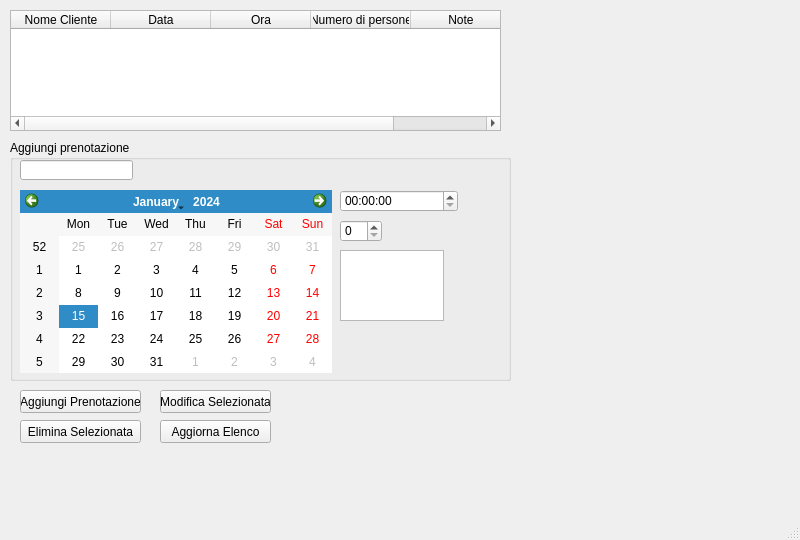
ritataa/ParthenoPub, file gui/designer/pub/gestione_prenotazioni.ui: the form before one commit.
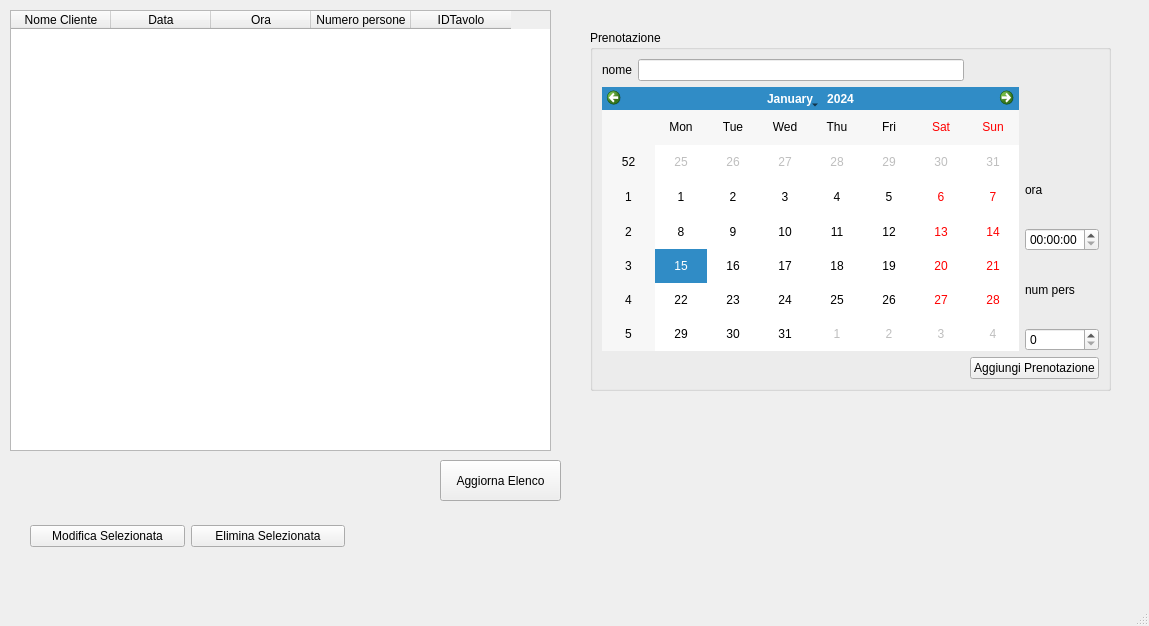
The form after the commit.

Patch:
```diff
--- a/gui/designer/pub/gestione_prenotazioni.ui
+++ b/gui/designer/pub/gestione_prenotazioni.ui
@@ -6,8 +6,8 @@
    <rect>
     <x>0</x>
     <y>0</y>
-    <width>800</width>
-    <height>540</height>
+    <width>1149</width>
+    <height>626</height>
    </rect>
   </property>
   <property name="windowTitle">
@@ -19,8 +19,8 @@
      <rect>
       <x>10</x>
       <y>10</y>
-      <width>491</width>
-      <height>121</height>
+      <width>541</width>
+      <height>441</height>
      </rect>
     </property>
     <column>
@@ -40,130 +40,109 @@
     </column>
     <column>
      <property name="text">
-      <string>Numero di persone</string>
+      <string>Numero persone</string>
      </property>
     </column>
     <column>
      <property name="text">
-      <string>Note</string>
+      <string>IDTavolo</string>
      </property>
     </column>
    </widget>
    <widget class="QGroupBox" name="groupBox">
     <property name="geometry">
      <rect>
-      <x>10</x>
-      <y>140</y>
-      <width>501</width>
-      <height>241</height>
+      <x>590</x>
+      <y>30</y>
+      <width>521</width>
+      <height>361</height>
      </rect>
     </property>
     <property name="title">
-     <string>Aggiungi prenotazione</string>
+     <string>Prenotazione</string>
     </property>
-    <widget class="QLineEdit" name="lineEdit">
-     <property name="geometry">
-      <rect>
-       <x>10</x>
-       <y>20</y>
-       <width>113</width>
-       <height>20</height>
-      </rect>
-     </property>
-    </widget>
-    <widget class="QCalendarWidget" name="calendarWidget">
-     <property name="geometry">
-      <rect>
-       <x>10</x>
-       <y>50</y>
-       <width>312</width>
-       <height>183</height>
-      </rect>
-     </property>
-    </widget>
-    <widget class="QTimeEdit" name="timeEdit">
-     <property name="geometry">
-      <rect>
-       <x>330</x>
-       <y>50</y>
-       <width>118</width>
-       <height>22</height>
-      </rect>
-     </property>
-    </widget>
-    <widget class="QSpinBox" name="spinBox">
-     <property name="geometry">
-      <rect>
-       <x>330</x>
-       <y>80</y>
-       <width>42</width>
-       <height>22</height>
-      </rect>
-     </property>
-    </widget>
-    <widget class="QTextEdit" name="textEdit">
-     <property name="geometry">
-      <rect>
-       <x>330</x>
-       <y>110</y>
-       <width>104</width>
-       <height>71</height>
-      </rect>
-     </property>
-    </widget>
+    <layout class="QGridLayout" name="gridLayout">
+     <item row="4" column="3">
+      <widget class="QLabel" name="label_numpers">
+       <property name="text">
+        <string>num pers</string>
+       </property>
+      </widget>
+     </item>
+     <item row="5" column="3">
+      <widget class="QSpinBox" name="spinBox_numpers"/>
+     </item>
+     <item row="6" column="2" colspan="2">
+      <widget class="QPushButton" name="pushButton_aggPrenotaz">
+       <property name="text">
+        <string>Aggiungi Prenotazione</string>
+       </property>
+      </widget>
+     </item>
+     <item row="0" column="1">
+      <widget class="QLineEdit" name="lineEdit_nome"/>
+     </item>
+     <item row="1" column="0" rowspan="5" colspan="3">
+      <widget class="QCalendarWidget" name="calendarWidget"/>
+     </item>
+     <item row="0" column="0">
+      <widget class="QLabel" name="label_nome">
+       <property name="text">
+        <string>nome</string>
+       </property>
+      </widget>
+     </item>
+     <item row="3" column="3">
+      <widget class="QTimeEdit" name="timeEdit_ora"/>
+     </item>
+     <item row="2" column="3">
+      <widget class="QLabel" name="label_ora">
+       <property name="text">
+        <string>ora</string>
+       </property>
+      </widget>
+     </item>
+    </layout>
    </widget>
    <widget class="QPushButton" name="pushButton">
     <property name="geometry">
      <rect>
-      <x>20</x>
-      <y>390</y>
+      <x>440</x>
+      <y>460</y>
       <width>121</width>
-      <height>23</height>
-     </rect>
-    </property>
-    <property name="text">
-     <string>Aggiungi Prenotazione</string>
-    </property>
-   </widget>
-   <widget class="QPushButton" name="pushButton_2">
-    <property name="geometry">
-     <rect>
-      <x>20</x>
-      <y>420</y>
-      <width>121</width>
-      <height>23</height>
-     </rect>
-    </property>
-    <property name="text">
-     <string>Elimina Selezionata</string>
-    </property>
-   </widget>
-   <widget class="QPushButton" name="pushButton_3">
-    <property name="geometry">
-     <rect>
-      <x>160</x>
-      <y>390</y>
-      <width>111</width>
-      <height>23</height>
-     </rect>
-    </property>
-    <property name="text">
-     <string>Modifica Selezionata</string>
-    </property>
-   </widget>
-   <widget class="QPushButton" name="pushButton_4">
-    <property name="geometry">
-     <rect>
-      <x>160</x>
-      <y>420</y>
-      <width>111</width>
-      <height>23</height>
+      <height>41</height>
      </rect>
     </property>
     <property name="text">
      <string>Aggiorna Elenco</string>
     </property>
    </widget>
+   <widget class="QWidget" name="">
+    <property name="geometry">
+     <rect>
+      <x>30</x>
+      <y>520</y>
+      <width>315</width>
+      <height>32</height>
+     </rect>
+    </property>
+    <layout class="QHBoxLayout" name="horizontalLayout">
+     <item>
+      <widget class="QPushButton" name="pushButton_modificaSelez">
+       <property name="text">
+        <string>Modifica Selezionata</string>
+       </property>
+      </widget>
+     </item>
+     <item>
+      <widget class="QPushButton" name="pushButton_eliminaSelez">
+       <property name="text">
+        <string>Elimina Selezionata</string>
+       </property>
+      </widget>
+     </item>
+    </layout>
+   </widget>
   </widget>
   <widget class="QMenuBar" name="menubar">
    <property name="geometry">
```
Left out of the diff: 10 changed lines with no effect on the pictures.
